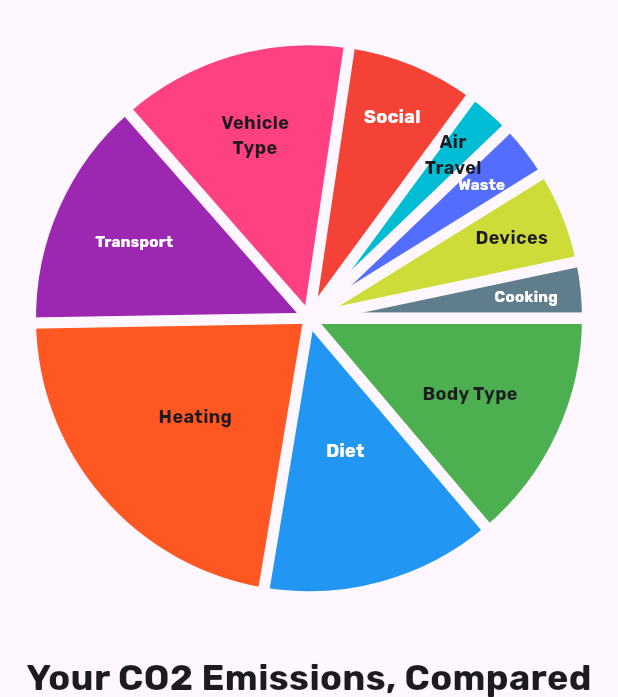
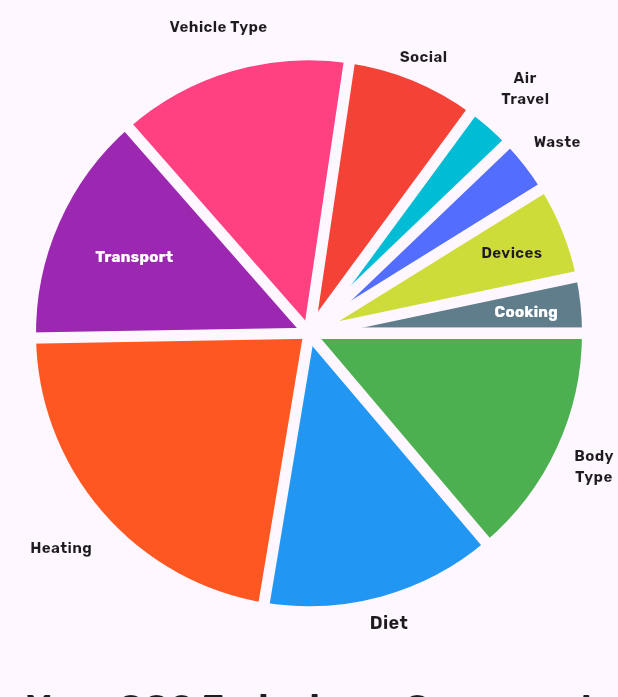
Before and after one commit to Kwabena-A/MyCarbon-App, a Flutter app: the StatisticsPage widget shown alone on an empty page, opened directly, on a phone screen of 412 x 824 dp, the part 539-1236 px from its top. Run offline on Flutter 3.47's test engine with Material 3 defaults, Android fonts, the phone set to English and light mode, and no system bars; drawn by our look-alikes of fl_chart; our stand-ins replace flutter_svg, google_fonts.

Commit message:
Modified Pie Chart Title size and behavior

```diff
--- a/lib/Pages/statistics_page.dart
+++ b/lib/Pages/statistics_page.dart
@@ -372,6 +372,8 @@ void emissionsCalc() {
             ),
           ),
 
+          SizedBox(height: 10), // Space between title and pie chart
+
           SizedBox(
             height: 425,
             width: 100,
@@ -388,14 +390,14 @@ void emissionsCalc() {
                   PieChartSectionData(
                     value: (bodyTypeEmissions / userEmissions * 100), // Values per section should add up to 100
                     color: Colors.green,
-                    title: 'Body Type',
+                    title: 'Body\nType',
                     radius: 182, // Used to adjust size (make sure all sections have the same radius)
                     titleStyle: GoogleFonts.getFont(
                       "Rubik",
-                      fontSize: 12,
+                      fontSize: 10,
                       fontWeight: FontWeight.bold,
                     ),
-                    titlePositionPercentageOffset: 0.65, // Adjusts position of title within section
+                    titlePositionPercentageOffset: 1.15, // Adjusts position of title within section
                   ),
 
                   // Diet Section
@@ -406,10 +408,10 @@ void emissionsCalc() {
                     radius: 182,
                     titleStyle: GoogleFonts.getFont(
                       "Rubik",
-                      color: Colors.white,
                       fontSize: 12,
                       fontWeight: FontWeight.bold,
                     ),
+                    titlePositionPercentageOffset: 1.1
                   ),
 
                   // Heating Section
@@ -420,10 +422,10 @@ void emissionsCalc() {
                     radius: 182,
                     titleStyle: GoogleFonts.getFont(
                       "Rubik",
-                      fontSize: 12,
+                      fontSize: 10,
                       fontWeight: FontWeight.bold,
                     ),
-                    titlePositionPercentageOffset: 0.55
+                    titlePositionPercentageOffset: 1.2
                   ),
 
                   // Transport Mode Section
@@ -445,14 +447,14 @@ void emissionsCalc() {
                   PieChartSectionData(
                     value: (vehicleTypeEmissions / userEmissions * 100),
                     color: Colors.pinkAccent,
-                    title: 'Vehicle\nType',
+                    title: 'Vehicle Type',
                     radius: 182,
                     titleStyle: GoogleFonts.getFont(
                       "Rubik",
-                      fontSize: 12,
+                      fontSize: 10,
                       fontWeight: FontWeight.bold,
                     ),
-                    titlePositionPercentageOffset: 0.7
+                    titlePositionPercentageOffset: 1.175
                   ),
 
                   // Social Activity Section
@@ -463,11 +465,10 @@ void emissionsCalc() {
                     radius: 182,
                     titleStyle: GoogleFonts.getFont(
                       "Rubik",
-                      color: Colors.white,
-                      fontSize: 12,
+                      fontSize: 10,
                       fontWeight: FontWeight.bold,
                     ),
-                    titlePositionPercentageOffset: 0.8
+                    titlePositionPercentageOffset: 1.1
                   ),
 
                   // Air Travel Section
@@ -478,10 +479,10 @@ void emissionsCalc() {
                     radius: 182,
                     titleStyle: GoogleFonts.getFont(
                       "Rubik",
-                      fontSize: 12,
+                      fontSize: 10,
                       fontWeight: FontWeight.bold,
                     ),
-                    titlePositionPercentageOffset: 0.8
+                    titlePositionPercentageOffset: 1.2
                   ),
 
                   // Waste Bag Size Section
@@ -492,11 +493,10 @@ void emissionsCalc() {
                     radius: 182,
                     titleStyle: GoogleFonts.getFont(
                       "Rubik",
-                      color: Colors.white,
                       fontSize: 10,
                       fontWeight: FontWeight.bold,
                     ),
-                    titlePositionPercentageOffset: 0.8
+                    titlePositionPercentageOffset: 1.15
                   ),
 
                   // Energy Efficient Devices Section
@@ -507,7 +507,7 @@ void emissionsCalc() {
                     radius: 182,
                     titleStyle: GoogleFonts.getFont(
                       "Rubik",
-                      fontSize: 12,
+                      fontSize: 10,
                       fontWeight: FontWeight.bold,
                     ),
                     titlePositionPercentageOffset: 0.8
@@ -547,7 +547,7 @@ void emissionsCalc() {
             ),
           ),
 
-          SizedBox(height: 10), // Space between pie chart and bar chart title
+          SizedBox(height: 20), // Space between pie chart and bar chart title
 
           // Bar Chart Title
           Padding(
```
